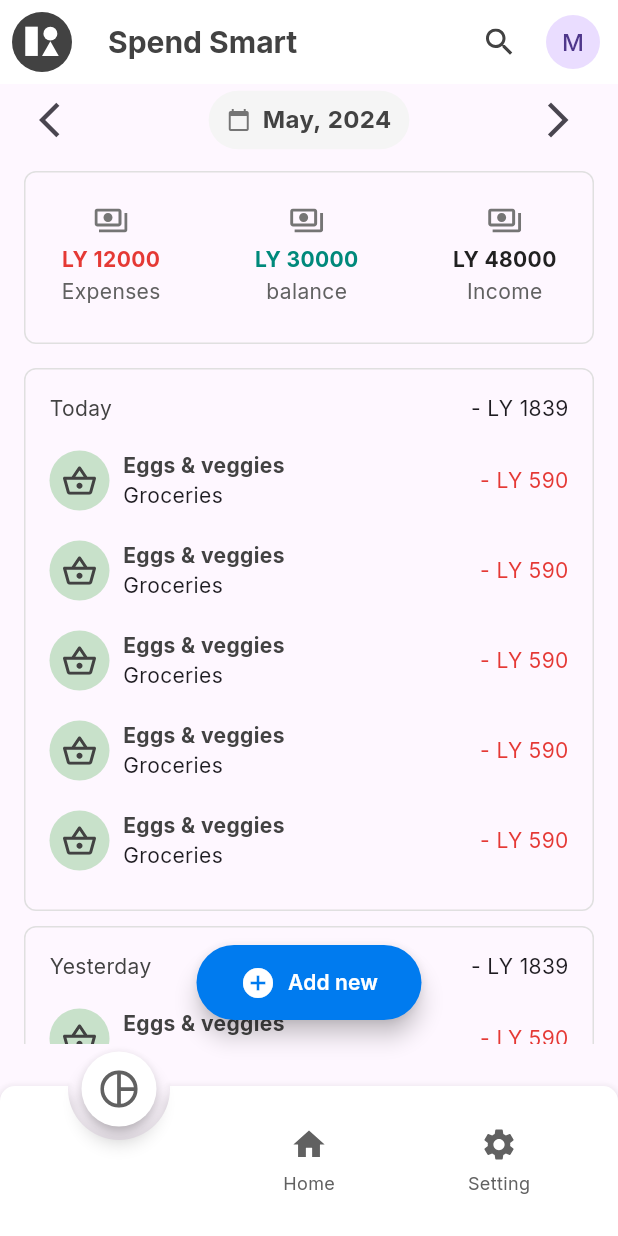
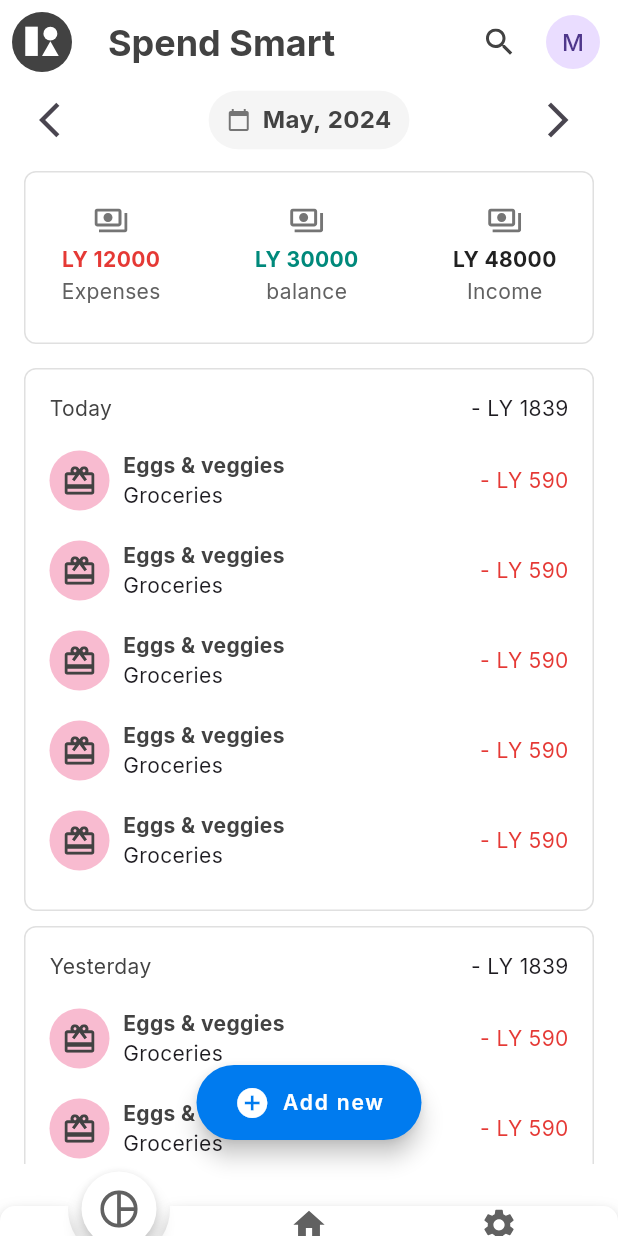
Before and after one commit to AbdelWahab-Farhat/Spend-Smart, a Flutter app: the screen it shows after launch, on a phone screen of 412 x 824 dp. Run offline on Flutter 3.47's test engine with Material 3 defaults, Android fonts, the phone set to English and light mode, and no system bars; drawn by our look-alikes of animated_notch_bottom_bar; our stand-ins replace awesome_notifications, bloc, dartz, firebase_auth, firebase_core, flutter_bloc and 5 more; accounts and stored records are empty.

Commit message:
completed report view design

```diff
--- a/lib/core/utility/app_assets.dart
+++ b/lib/core/utility/app_assets.dart
@@ -22,4 +22,6 @@ abstract class AppAssets {
   static const REPORT_BLACK_ICON_PATH = 'lib/assets/icons/report-black-icon.svg';
   static const SETTING_ICON_PATH = 'lib/assets/icons/setting-icon.svg';
   static const SETTING_BLACK_ICON_PATH = 'lib/assets/icons/setting-black.svg';
+  static const MORE_ICON_PATH = 'lib/assets/icons/more-icon.svg';
+
 }
--- a/lib/core/utility/app_router.dart
+++ b/lib/core/utility/app_router.dart
@@ -13,11 +13,11 @@ abstract class AppRouter {
 
   static final router = GoRouter(
       routes: [
-        GoRoute(path: ROOT_PATH,
-          builder: (context, state) =>  Root(),
-        ),
         GoRoute(path: SPLASH_VIEW_PATH,
           builder: (context, state) => const SplashView(),
+        ),
+        GoRoute(path: ROOT_PATH,
+          builder: (context, state) =>  const Root(),
         ),
         GoRoute(path: LOGIN_VIEW_PATH,
           builder: (context, state) => const LoginView(),
--- a/lib/core/utility/app_strings.dart
+++ b/lib/core/utility/app_strings.dart
@@ -1,23 +1,35 @@
 abstract class AppStrings {
 
   // currency
-  static final String currency = 'LY';
+  static  String currency = 'LY';
   // ALL SOLID STRING WILL BE SAVED HERE
   static const String APP_NAME_TEXT = 'Spend Smart';
+  // SPLASH VIEW TEXTS
   static const String SPLASH_VIEW_SUB_TITLE_TEXT = 'Your expense manager';
+
+  // LOGIN VIEW TEXTS
   static const String LOGIN_TITLE_TEXT = 'Create an account';
   static const String LOGIN_SUB_TITLE_TEXT =
       'Get started by creating your account to secure your data & manage on multiple devices anytime! ';
   static const String LOGIN_BUTTON_TEXT = 'Sign up with Google';
+
+  // HOME VIEW TEXTS
   static const String HOME_INCOME_TEXT = 'Income';
   static const String HOME_EXPENSES_TEXT = 'Expenses';
   static const String HOME_BALANCE_TEXT = 'balance';
   static const String HOME_TODAY_TEXT = 'Today';
   static const String  HOME_YESTERDAY_TEXT = 'Yesterday';
   static const String HOME_BUTTON_TEXT = 'Add new';
+
+  // ROOT VIEW STRINGS
   static const String ROOT_FIRST_ITEM_TEXT = 'Report';
   static const String ROOT_SECOND_ITEM_TEXT = 'Home';
   static const String ROOT_THIRD_ITEM_TEXT = 'Setting';
 
+  // REPORT VIEW STRINGS
+  static const String REPORT_OVERVIEW_TEXT = 'OVERVIEW';
+  static const String REPORT_DETAILS_TEXT = 'DETAILS';
+  static const String REPORT_TRANSACTIONS_TEXT = 'transactions';
+
 
 }
--- /dev/null
+++ b/lib/core/widgets/custom_category_widget.dart
@@ -0,0 +1,17 @@
+import 'package:flutter/material.dart';
+import 'package:flutter_svg/svg.dart';
+
+
+class CustomCategoryWidget extends StatelessWidget {
+  final String iconSvgPath;
+  final Color iconBackgroundColor;
+  const CustomCategoryWidget({super.key, required this.iconSvgPath, required this.iconBackgroundColor});
+
+  @override
+  Widget build(BuildContext context) {
+    return CircleAvatar(
+      backgroundColor: iconBackgroundColor,
+      child: SvgPicture.asset(iconSvgPath),
+    );
+  }
+}
--- a/lib/features/home/presentation/views/widgets/date_section.dart
+++ b/lib/core/widgets/custom_date_picker.dart
@@ -1,11 +1,10 @@
 import 'package:flutter/material.dart';
 
-import '../../../../../constants.dart';
-import '../../../../../core/utility/app_style.dart';
+import '../../constants.dart';
+import '../utility/app_style.dart';
 
-
-class DateSection extends StatelessWidget {
-  const DateSection({super.key});
+class CustomDatePicker extends StatelessWidget {
+  const CustomDatePicker({super.key});
 
   @override
   Widget build(BuildContext context) {
@@ -32,6 +31,5 @@ class DateSection extends StatelessWidget {
       const Spacer(),
       IconButton(onPressed: (){}, icon: const Icon(Icons.arrow_forward_ios,size: 28,),),
     ],);
-
   }
 }
--- a/lib/core/widgets/custom_floating_button.dart
+++ b/lib/core/widgets/custom_floating_button.dart
@@ -7,13 +7,14 @@ import '../utility/app_style.dart';
 class CustomFloatingButton extends StatelessWidget {
   final void Function() onPressed;
   final IconData icon;
+  final double? width;
   final String buttonText;
-  const CustomFloatingButton({super.key, required this.onPressed, required this.icon, required this.buttonText});
+  const CustomFloatingButton({super.key, required this.onPressed, required this.icon, required this.buttonText, this.width});
 
   @override
   Widget build(BuildContext context) {
     return  SizedBox(
-      width: 150,
+      width: width ?? 150,
       height: 50,
       child: FloatingActionButton(onPressed: onPressed,
         backgroundColor: kButtonColor,
@@ -24,7 +25,7 @@ class CustomFloatingButton extends StatelessWidget {
           children: [
              Icon(icon),
             const SizedBox(width: 8,),
-            Text(buttonText,style:AppStyle.body2.copyWith(color: Colors.white,fontWeight: FontWeight.w600),)
+            Text(buttonText,style:AppStyle.body2.copyWith(color: Colors.white,fontWeight: FontWeight.w600,letterSpacing: 1.2),)
           ],
         ),
       ),
--- a/lib/features/home/presentation/views/widgets/home_app_bar.dart
+++ b/lib/features/home/presentation/views/widgets/home_app_bar.dart
@@ -28,7 +28,7 @@ class HomeAppBar extends StatelessWidget implements PreferredSizeWidget{
       ),
       title: Text(
         'Spend Smart',
-        style: AppStyle.headLine6.copyWith(fontWeight: FontWeight.bold),
+        style: AppStyle.headLine6.copyWith(fontSize: 24,fontWeight: FontWeight.bold),
       ),
       actions: const [AppBarActions()],
     );
--- a/lib/features/home/presentation/views/widgets/home_view_body.dart
+++ b/lib/features/home/presentation/views/widgets/home_view_body.dart
@@ -5,9 +5,8 @@ import 'package:spend_smart/constants.dart';
 import 'package:spend_smart/core/utility/app_assets.dart';
 import 'package:spend_smart/core/utility/app_strings.dart';
 import 'package:spend_smart/core/utility/app_style.dart';
+import 'package:spend_smart/core/widgets/custom_date_picker.dart';
 import 'package:spend_smart/core/widgets/custom_floating_button.dart';
-
-import 'package:spend_smart/features/home/presentation/views/widgets/date_section.dart';
 import 'package:spend_smart/features/home/presentation/views/widgets/list_view_expenses_section.dart';
 import 'expenses_state_section.dart';
 import 'home_app_bar.dart';
@@ -27,7 +26,7 @@ class HomeViewBody extends StatelessWidget {
             physics: BouncingScrollPhysics(),
             child: Column(
               children: [
-                DateSection(),
+                CustomDatePicker(),
                 SizedBox(
                   height: 10,
                 ),
--- a/lib/features/home/presentation/views/widgets/list_view_expenses_item.dart
+++ b/lib/features/home/presentation/views/widgets/list_view_expenses_item.dart
@@ -1,5 +1,6 @@
 import 'package:flutter/material.dart';
 import 'package:flutter_svg/svg.dart';
+import 'package:spend_smart/core/widgets/custom_category_widget.dart';
 
 import '../../../../../constants.dart';
 import '../../../../../core/utility/app_assets.dart';
@@ -16,10 +17,7 @@ class ListViewExpensesItem extends StatelessWidget {
     return Row(
       crossAxisAlignment: CrossAxisAlignment.center,
       children: [
-        CircleAvatar(
-          backgroundColor: Colors.green.withOpacity(0.3),
-          child: SvgPicture.asset(AppAssets.GROCERY_ICON_PATH),
-        ),
+        CustomCategoryWidget(iconSvgPath: AppAssets.GIFTS_ICON_PATH, iconBackgroundColor: Colors.pink.withOpacity(0.3)),
         const SizedBox(width: 9,),
         Column(
           crossAxisAlignment: CrossAxisAlignment.start,
--- /dev/null
+++ b/lib/features/report/presentation/view/widgets/app_bar_actions.dart
@@ -0,0 +1,26 @@
+import 'package:flutter/material.dart';
+import 'package:flutter_svg/svg.dart';
+
+import '../../../../../core/utility/app_assets.dart';
+
+class AppBarActions extends StatelessWidget {
+  const AppBarActions({
+    super.key,
+  });
+
+  @override
+  Widget build(BuildContext context) {
+    return Padding(
+      padding: const EdgeInsets.all(10.0),
+      child: Row(
+        children: [
+          SvgPicture.asset(AppAssets.SEARCH_ICON_PATH),
+          const SizedBox(
+            width: 20,
+          ),
+          SvgPicture.asset(AppAssets.MORE_ICON_PATH),
+        ],
+      ),
+    );
+  }
+}
--- a/lib/features/root/presentation/views/root.dart
+++ b/lib/features/root/presentation/views/root.dart
@@ -4,9 +4,10 @@ import 'package:flutter_svg/flutter_svg.dart';
 import 'package:spend_smart/core/utility/app_assets.dart';
 import 'package:spend_smart/core/utility/app_strings.dart';
 import 'package:spend_smart/features/home/presentation/views/home_view.dart';
+import 'package:spend_smart/features/report/presentation/view/report_view.dart';
 
 class Root extends StatefulWidget {
-   Root({super.key});
+   const Root({super.key});
 
   @override
   State<Root> createState() => _RootState();
@@ -16,7 +17,7 @@ class _RootState extends State<Root> {
   final NotchBottomBarController notchBottomBarController = NotchBottomBarController();
 
   List<Widget> views = [
-    const SizedBox(),
+    const ReportView(),
     const HomeView(),
     const SizedBox(),
   ];
@@ -29,7 +30,7 @@ class _RootState extends State<Root> {
       bottomNavigationBar: AnimatedNotchBottomBar(
           removeMargins: true,
           showShadow: true,
-          bottomBarHeight: 100,
+          bottomBarHeight: 20,
           notchBottomBarController: notchBottomBarController,
           bottomBarItems: [
             BottomBarItem(inActiveItem:SvgPicture.asset(AppAssets.REPORT_BLACK_ICON_PATH)
--- a/lib/main.dart
+++ b/lib/main.dart
@@ -49,6 +49,8 @@ class MyApp extends StatelessWidget {
       create: (context) => LoginCubit(LoginRepoImpl()),
       child: MaterialApp.router(
         theme: ThemeData(
+          scaffoldBackgroundColor: Colors.white,
+            appBarTheme: const AppBarTheme(color: Colors.white),
             fontFamily: GoogleFonts
                 .inter()
                 .fontFamily
--- a/pubspec.yaml
+++ b/pubspec.yaml
@@ -46,6 +46,7 @@ dependencies:
   google_sign_in: ^6.2.1
   flutter_spinkit: ^5.2.1
   animated_notch_bottom_bar: ^1.0.3
+  percent_indicator: ^4.2.3
 
 dev_dependencies:
   flutter_test:
```
Also changed, not shown: lib/features/report/presentation/view/report_view.dart (added, +11 -0 lines), lib/features/report/presentation/view/widgets/list_tile_details.dart (added, +29 -0 lines), lib/features/report/presentation/view/widgets/list_view_details.dart (added, +17 -0 lines), lib/features/report/presentation/view/widgets/over_view_bar.dart (added, +51 -0 lines), lib/features/report/presentation/view/widgets/report_app_bar.dart (added, +29 -0 lines), lib/features/report/presentation/view/widgets/report_view_body.dart (added, +42 -0 lines), lib/assets/icons/more-icon.svg (added), pubspec.lock.
